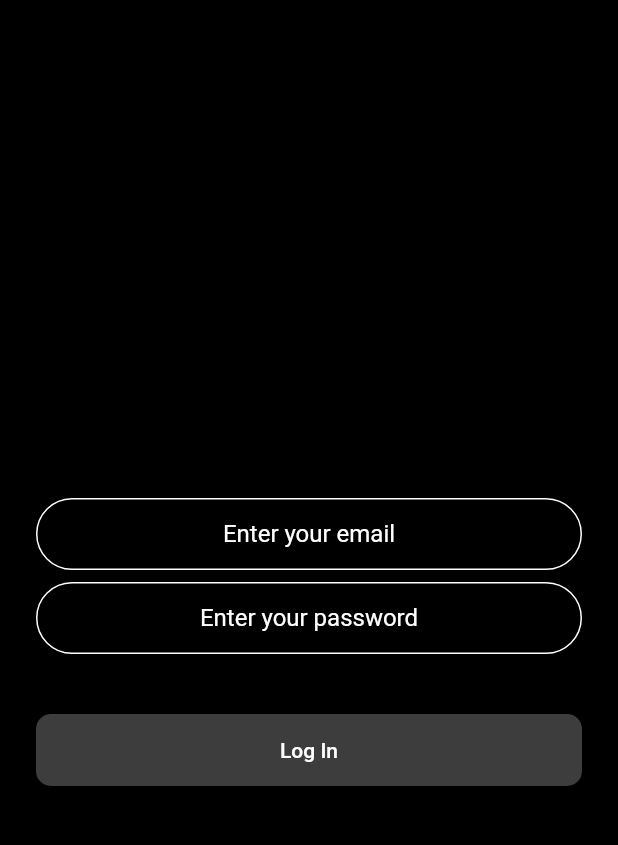
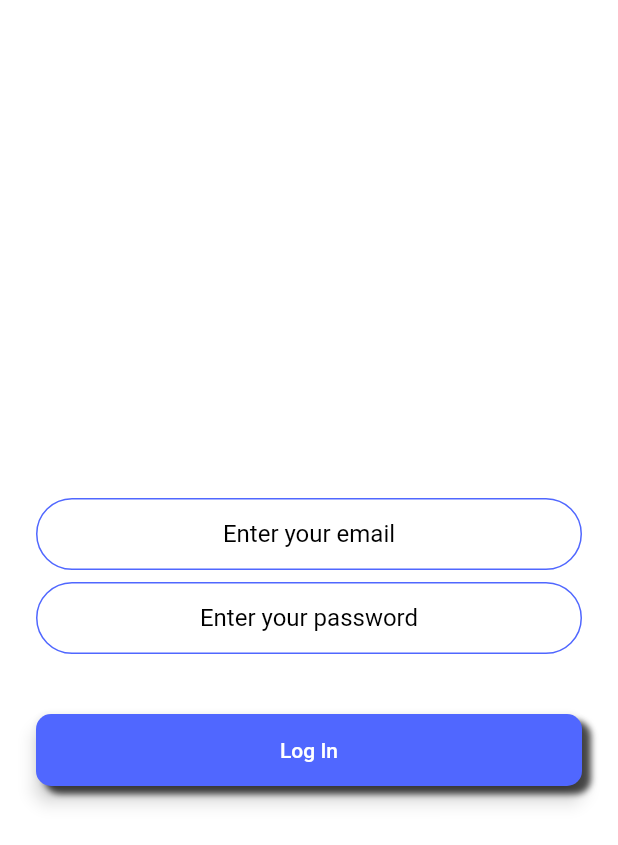
Before and after one commit to kGaur109/cargoshuttle, a Flutter app: the screen it shows after launch, after a tap on "Login", on a phone screen of 412 x 824 dp. Shown: the top 845 px of the screen. Run offline on Flutter 3.47's test engine with Material 2 defaults, Android fonts, the phone set to English and light mode, and no system bars; our stand-ins replace cloud_firestore, firebase_auth, modal_progress_hud; accounts and stored records are empty.

Commit message:
some color changes made along with firebase

```diff
--- a/lib/components/roundedButton.dart
+++ /dev/null
@@ -1,33 +0,0 @@
-import 'package:flutter/cupertino.dart';
-import 'package:flutter/material.dart';
-
-class RoundButton extends StatelessWidget {
-  RoundButton({this.text, @required this.onPressed, this.color});
-
-  final String text;
-  final Function onPressed;
-  final Color color;
-
-  @override
-  Widget build(BuildContext context) {
-    return Padding(
-      padding: EdgeInsets.symmetric(vertical: 16.0),
-      child: Material(
-        elevation: 5.0,
-        color: color,
-        borderRadius: BorderRadius.circular(10.0),
-        child: MaterialButton(
-          onPressed: onPressed,
-          minWidth: 200.0,
-          height: 42.0,
-          child: Text(
-            text,
-            style: TextStyle(
-              color: Colors.white,
-            ),
-          ),
-        ),
-      ),
-    );
-  }
-}
--- /dev/null
+++ b/lib/components/rounded_button.dart
@@ -0,0 +1,46 @@
+import 'package:flutter/cupertino.dart';
+import 'package:flutter/material.dart';
+
+class RoundButton extends StatelessWidget {
+  RoundButton({this.text, @required this.onPressed, this.color});
+
+  final String text;
+  final Function onPressed;
+  final Color color;
+
+  @override
+  Widget build(BuildContext context) {
+    return Padding(
+      padding: EdgeInsets.symmetric(vertical: 16.0),
+      child: Container(
+        child: Material(
+          elevation: 5.0,
+          color: color,
+          borderRadius: BorderRadius.circular(10.0),
+          child: MaterialButton(
+            onPressed: onPressed,
+            minWidth: 200.0,
+            height: 42.0,
+            child: Text(
+              text,
+              style: TextStyle(
+                color: Colors.white,
+              ),
+            ),
+          ),
+        ),
+        decoration: BoxDecoration(
+          boxShadow: [
+            BoxShadow(
+              color: Colors.black12.withOpacity(0.7),
+              spreadRadius: 0,
+              blurRadius: 3,
+              offset: Offset(6, 5),
+            )
+          ],
+          borderRadius: BorderRadius.circular(10),
+        ),
+      ),
+    );
+  }
+}
--- a/lib/constants.dart
+++ b/lib/constants.dart
@@ -1,18 +1,38 @@
 import 'package:flutter/material.dart';
+
+const Color themeColor = Color.fromRGBO(80, 103, 255, 1);
+
+const kSendButtonTextStyle = TextStyle(
+  color: themeColor,
+  fontWeight: FontWeight.bold,
+  fontSize: 18.0,
+);
+
+const kMessageTextFieldDecoration = InputDecoration(
+  contentPadding: EdgeInsets.symmetric(vertical: 10.0, horizontal: 20.0),
+  hintText: 'Type your message here...',
+  border: InputBorder.none,
+);
+
+const kMessageContainerDecoration = BoxDecoration(
+  border: Border(
+    top: BorderSide(color: themeColor, width: 2.0),
+  ),
+);
 
 const kTextFieldDecoration = InputDecoration(
   hintText: 'Enter a value',
-  hintStyle: TextStyle(color: Colors.white),
+  hintStyle: TextStyle(color: Colors.black),
   contentPadding: EdgeInsets.symmetric(vertical: 10.0, horizontal: 20.0),
   border: OutlineInputBorder(
     borderRadius: BorderRadius.all(Radius.circular(32.0)),
   ),
   enabledBorder: OutlineInputBorder(
-    borderSide: BorderSide(color: Colors.white, width: 1.0),
+    borderSide: BorderSide(color: Color.fromRGBO(80, 103, 255, 1), width: 1.0),
     borderRadius: BorderRadius.all(Radius.circular(32.0)),
   ),
   focusedBorder: OutlineInputBorder(
-    borderSide: BorderSide(color: Colors.white, width: 2.0),
+    borderSide: BorderSide(color: Color.fromRGBO(80, 103, 255, 1), width: 2.0),
     borderRadius: BorderRadius.all(Radius.circular(32.0)),
   ),
 );
--- a/lib/main.dart
+++ b/lib/main.dart
@@ -1,7 +1,10 @@
 import 'package:flutter/material.dart';
-import 'screens/WelcomeScreen.dart';
-import 'screens/LoginScreen.dart';
-import 'screens/RegistrationHomeScreen.dart';
+import 'screens/welcome_screen.dart';
+import 'screens/login_screen.dart';
+import 'screens/registration_home_screen.dart';
+import 'screens/customer_registration_screen.dart';
+import 'screens/owner_registration_screen.dart';
+import 'screens/chat_screen.dart';
 
 void main() {
   runApp(Cargoshuttle());
@@ -16,6 +19,10 @@ class Cargoshuttle extends StatelessWidget {
         WelcomeScreen.id: (context) => WelcomeScreen(),
         LoginScreen.id: (context) => LoginScreen(),
         RegistrationHomeScreen.id: (context) => RegistrationHomeScreen(),
+        CustomerRegistrationScreen.id: (context) =>
+            CustomerRegistrationScreen(),
+        OwnerRegistrationScreen.id: (context) => OwnerRegistrationScreen(),
+        ChatScreen.id: (context) => ChatScreen(),
       },
     );
   }
--- a/lib/screens/WelcomeScreen.dart
+++ /dev/null
@@ -1,89 +0,0 @@
-import 'package:cargoshuttle/screens/LoginScreen.dart';
-import 'package:cargoshuttle/screens/RegistrationHomeScreen.dart';
-import 'package:flutter/cupertino.dart';
-import 'package:flutter/material.dart';
-import 'package:cargoshuttle/components/roundedButton.dart';
-
-class WelcomeScreen extends StatelessWidget {
-  static const String id = 'welcome_screen';
-
-  @override
-  Widget build(BuildContext context) {
-    Size size = MediaQuery.of(context).size;
-    return Scaffold(
-      backgroundColor: Colors.white,
-      body: Container(
-        height: size.height,
-        width: double.infinity,
-        child: Column(
-          mainAxisAlignment: MainAxisAlignment.start,
-          children: [
-            Image(
-              image: AssetImage('images/Truck Logo black.png'),
-            ),
-            RoundButton(
-              text: "Login",
-              onPressed: () {
-                Navigator.pushNamed(context, LoginScreen.id);
-              },
-              color: Colors.black87,
-            ),
-            RoundButton(
-              text: "Register",
-              onPressed: () {
-                Navigator.pushNamed(context, RegistrationHomeScreen.id);
-              },
-              color: Colors.black87,
-            ),
-//            Container(
-//              width: 180,
-//              height: 50,
-//              child: RaisedButton(
-//                child: Text("REGISTER"),
-//                onPressed: () {
-//
-//                },
-//                color: Colors.black,
-//                textColor: Colors.white,
-//                shape: RoundedRectangleBorder(
-//                    borderRadius: BorderRadius.circular(10)),
-//                padding: EdgeInsets.fromLTRB(10, 10, 10, 10),
-//                splashColor: Colors.black,
-//                elevation: 12,
-//              ),
-//              decoration: BoxDecoration(boxShadow: [
-//                BoxShadow(
-//                  color: Colors.black12.withOpacity(0.7),
-//                  spreadRadius: 0,
-//                  blurRadius: 3,
-//                  offset: Offset(6, 5),
-//                )
-//              ], borderRadius: BorderRadius.circular(10)),
-//            ),
-//            Container(
-//              padding: EdgeInsets.fromLTRB(0, 20, 20, 0),
-//              alignment: Alignment.bottomRight,
-//              child: RichText(
-//                text: TextSpan(
-//                    text: 'Having trouble need ',
-//                    style: TextStyle(
-//                      fontSize: 15.0,
-//                      fontWeight: FontWeight.bold,
-//                      color: Colors.black,
-//                    ),
-//                    children: [
-//                      TextSpan(
-//                        text: 'help',
-//                        style: TextStyle(
-//                            decoration: TextDecoration.underline,
-//                            color: Colors.black),
-//                      )
-//                    ]),
-//              ),
-//            )
-          ],
-        ),
-      ),
-    );
-  }
-}
--- a/lib/screens/LoginScreen.dart
+++ b/lib/screens/login_screen.dart
@@ -1,6 +1,6 @@
-import 'package:cargoshuttle/screens/WelcomeScreen.dart';
+import 'package:cargoshuttle/screens/welcome_screen.dart';
 import 'package:flutter/material.dart';
-import 'package:cargoshuttle/components/roundedButton.dart';
+import 'package:cargoshuttle/components/rounded_button.dart';
 import 'package:firebase_auth/firebase_auth.dart';
 import '../constants.dart';
 import 'package:modal_progress_hud/modal_progress_hud.dart';
@@ -22,7 +22,7 @@ class _LoginScreenState extends State<LoginScreen> {
   @override
   Widget build(BuildContext context) {
     return Scaffold(
-      backgroundColor: Colors.black,
+      backgroundColor: Colors.white,
       body: ModalProgressHUD(
         inAsyncCall: showSpinner,
         child: Padding(
@@ -87,7 +87,7 @@ class _LoginScreenState extends State<LoginScreen> {
                     print(e);
                   }
                 },
-                color: Colors.white24,
+                color: themeColor,
               ),
             ],
           ),
--- /dev/null
+++ b/lib/screens/welcome_screen.dart
@@ -0,0 +1,44 @@
+import 'package:cargoshuttle/screens/login_screen.dart';
+import 'package:cargoshuttle/screens/registration_home_screen.dart';
+import 'package:flutter/cupertino.dart';
+import 'package:flutter/material.dart';
+import 'package:cargoshuttle/constants.dart';
+import 'package:cargoshuttle/components/rounded_button.dart';
+
+class WelcomeScreen extends StatelessWidget {
+  static const String id = 'welcome_screen';
+
+  @override
+  Widget build(BuildContext context) {
+    Size size = MediaQuery.of(context).size;
+    return Scaffold(
+      backgroundColor: Colors.white,
+      body: Container(
+        height: size.height,
+        width: double.infinity,
+        child: Column(
+          mainAxisAlignment: MainAxisAlignment.start,
+          children: [
+            Image(
+              image: AssetImage('images/Truck Logo black.png'),
+            ),
+            RoundButton(
+              text: "Login",
+              onPressed: () {
+                Navigator.pushNamed(context, LoginScreen.id);
+              },
+              color: themeColor,
+            ),
+            RoundButton(
+              text: "Register",
+              onPressed: () {
+                Navigator.pushNamed(context, RegistrationHomeScreen.id);
+              },
+              color: themeColor,
+            ),
+          ],
+        ),
+      ),
+    );
+  }
+}
```
Also changed, not shown: lib/screens/chat_screen.dart (added, +192 -0 lines), lib/screens/customer_registration_screen.dart (added, +10 -0 lines), lib/screens/owner_registration_screen.dart (added, +10 -0 lines), lib/screens/registration_home_screen.dart (renamed from lib/screens/RegistrationHomeScreen.dart, +7 -6 lines), lib/screens/CustomerRegistrationScreen.dart (deleted), lib/screens/OwnerRegistrationScreen.dart (deleted), 6 other files.
